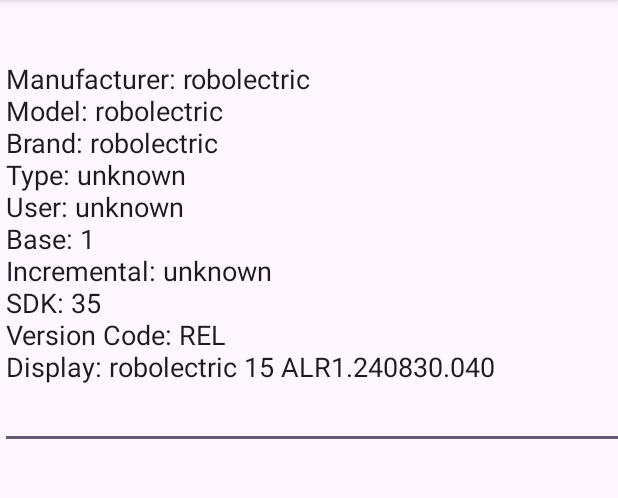
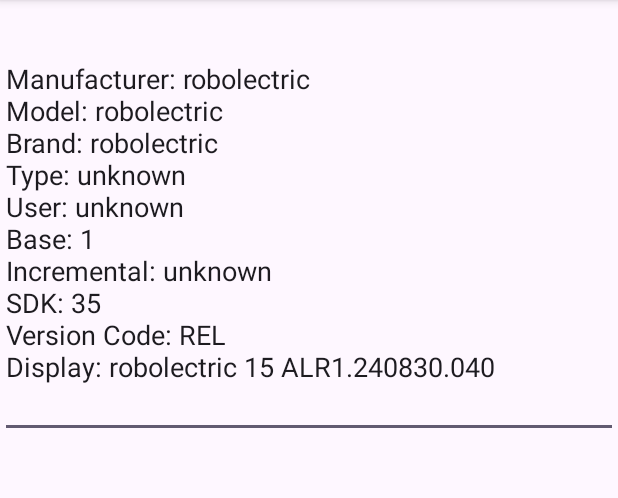
Before and after one commit to EduardoRMarks/ISEL_DAM, an Android app: the screen it shows after launch (MainActivity), on a phone screen of 412 x 824 dp, the part 96-594 px from its top. Run offline under Robolectric (Android 15) with nearby library versions, the phone set to English and light mode, and no system bars.

Commit message:
hello world optional v4

```diff
--- a/tutorial1_a45977/helloWorld_optional/app/src/main/java/dam_a45977/helloworld_optional/MainActivity.kt
+++ b/tutorial1_a45977/helloWorld_optional/app/src/main/java/dam_a45977/helloworld_optional/MainActivity.kt
@@ -3,6 +3,7 @@ package dam_a45977.helloworld_optional
 import android.os.Build
 import androidx.appcompat.app.AppCompatActivity
 import android.os.Bundle
+import android.text.InputType
 import android.widget.TextView
 
 class MainActivity : AppCompatActivity() {
@@ -11,6 +12,8 @@ class MainActivity : AppCompatActivity() {
         setContentView(R.layout.activity_main)
 
         val deviceInfo: TextView = findViewById(R.id.model_info)
+        deviceInfo.inputType = InputType.TYPE_NULL
+        deviceInfo.isSingleLine = false
 
         val deviceInfoAux = "Manufacturer: ${Build.MANUFACTURER}\n" +
                 "Model: ${Build.MODEL}\n" +
@@ -24,5 +27,6 @@ class MainActivity : AppCompatActivity() {
                 "Display: ${Build.DISPLAY}\n"
 
         deviceInfo.text = deviceInfoAux
+
     }
 }
--- a/tutorial1_a45977/helloWorld_optional/app/src/main/res/layout/activity_main.xml
+++ b/tutorial1_a45977/helloWorld_optional/app/src/main/res/layout/activity_main.xml
@@ -8,13 +8,13 @@
 
     <EditText
         android:id="@+id/model_info"
-        android:layout_width="479dp"
-        android:layout_height="269dp"
+        android:layout_width="412dp"
+        android:layout_height="262dp"
         android:layout_marginTop="30dp"
         android:layout_marginBottom="30dp"
         android:ems="10"
         android:gravity="start|top"
-        android:inputType="textMultiLine"
+        android:inputType="none"
         app:layout_constraintBottom_toBottomOf="parent"
         app:layout_constraintEnd_toEndOf="parent"
         app:layout_constraintHorizontal_bias="0.0"
@@ -22,4 +22,5 @@
         app:layout_constraintTop_toTopOf="parent"
         app:layout_constraintVertical_bias="0.0"
         tools:ignore="Autofill,LabelFor" />
+
 </androidx.constraintlayout.widget.ConstraintLayout>
```
